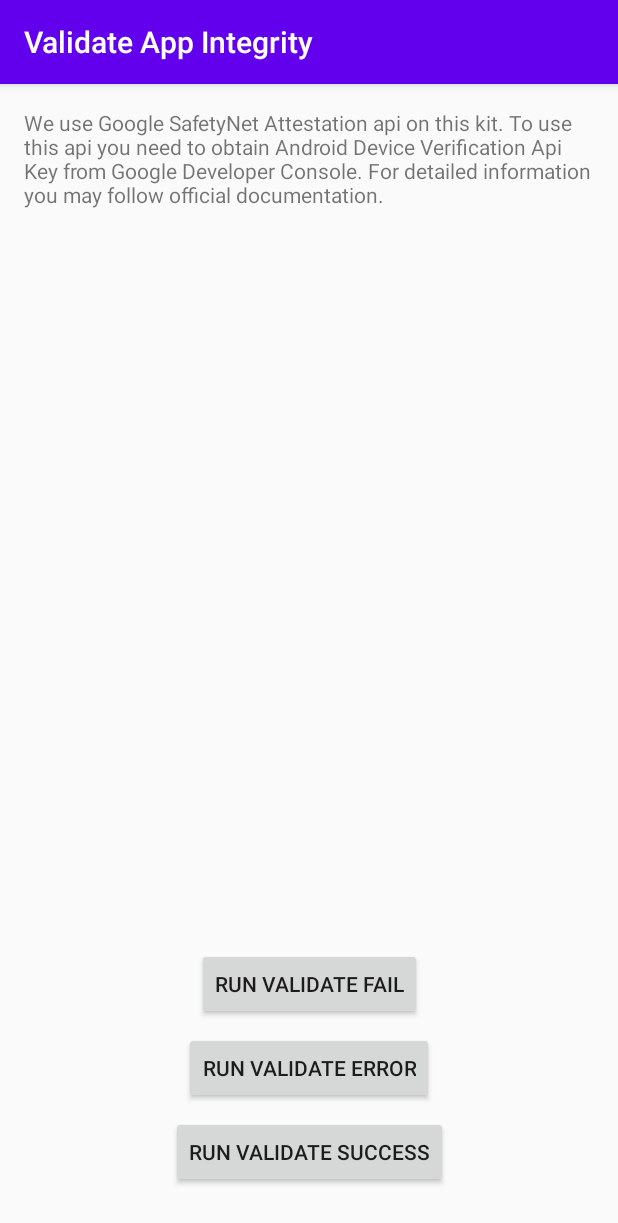
After one commit to mobven/MMBKitSampleAndroid, an Android app: the ValidateAppIntegrityActivity screen opened directly, with no data from a screen before it, on a phone screen of 412 x 824 dp. The commit adds this screen. Shown: the top 1223 px of the screen. Run offline under Robolectric (Android 15) with nearby library versions, the light colour scheme and no system bars; libraries missing offline, so code that uses them is left out: com.mobven.appsecurity; 1 statement that could not run was skipped.

Commit message:
App integrity test ui.

```diff
--- a/app/build.gradle
+++ b/app/build.gradle
@@ -42,6 +42,10 @@ dependencies {
     implementation 'androidx.constraintlayout:constraintlayout:1.1.3'
     implementation 'androidx.recyclerview:recyclerview:1.1.0'
 
+    implementation 'com.google.http-client:google-http-client-jackson2:1.22.0'
+
+    // Apache HttpClient is used to verify the hostname against the signed certificate in OfflineVerify.
+
     implementation group: "com.mobven.framework", name: "core", version: "0.0.104-SNAPSHOT", changing: true
     implementation group: "com.mobven.framework", name: "appsecurity", version: "0.0.105-SNAPSHOT", changing: true
     implementation group: "com.mobven.framework", name: "accountsecurity", version: "0.0.104-SNAPSHOT", changing: true
--- a/app/src/main/AndroidManifest.xml
+++ b/app/src/main/AndroidManifest.xml
@@ -10,6 +10,8 @@
         android:roundIcon="@mipmap/ic_launcher_round"
         android:supportsRtl="true"
         android:theme="@style/AppTheme">
+        <activity android:name=".appsecurity.tamperprotection.ValidateAppIntegrityActivity"
+            android:label="Validate App Integrity"/>
         <activity android:name=".menu.MenuActivity">
             <intent-filter>
                 <action android:name="android.intent.action.MAIN" />
--- /dev/null
+++ b/app/src/main/java/com/mobven/mmbkittester/appsecurity/tamperprotection/AppIntegrityModel.kt
@@ -0,0 +1,6 @@
+package com.mobven.mmbkittester.appsecurity.tamperprotection
+
+data class AppIntegrityModel(
+    val log: String,
+    val status: Int
+)
--- a/app/src/main/java/com/mobven/mmbkittester/menu/MenuActivity.kt
+++ b/app/src/main/java/com/mobven/mmbkittester/menu/MenuActivity.kt
@@ -11,6 +11,7 @@ import com.mobven.mmbkittester.appsecurity.screenrecord.ScreenRecordSettingActiv
 import com.mobven.mmbkittester.appsecurity.screenrecord.ScreenRecordTestActivity
 import com.mobven.mmbkittester.appsecurity.securetext.SecureTextActivity
 import com.mobven.mmbkittester.appsecurity.snapshot.SnapshotSettingActivity
+import com.mobven.mmbkittester.appsecurity.tamperprotection.ValidateAppIntegrityActivity
 
 class MenuActivity : AppCompatActivity() {
 
@@ -24,7 +25,7 @@ class MenuActivity : AppCompatActivity() {
                 MenuItem("PassCode Detection"),
                 MenuItem("Secure Store"),
                 MenuItem("Force Update"),
-                MenuItem("Validate App Integrity"),
+                MenuItem("Validate App Integrity", redirectClass = ValidateAppIntegrityActivity::class.java),
                 MenuItem("Market Check")
             )
         ),
--- /dev/null
+++ b/app/src/main/res/layout/activity_validate_app_integrity.xml
@@ -0,0 +1,55 @@
+<?xml version="1.0" encoding="utf-8"?>
+<androidx.constraintlayout.widget.ConstraintLayout xmlns:android="http://schemas.android.com/apk/res/android"
+    xmlns:tools="http://schemas.android.com/tools"
+    android:id="@+id/root"
+    android:layout_width="match_parent"
+    android:layout_height="match_parent"
+    xmlns:app="http://schemas.android.com/apk/res-auto"
+    android:padding="16dp"
+    tools:context=".appsecurity.tamperprotection.ValidateAppIntegrityActivity">
+
+    <TextView
+        android:id="@+id/doc_validate_app_integrity"
+        android:layout_width="match_parent"
+        android:layout_height="wrap_content"
+        app:layout_constraintTop_toTopOf="parent"
+        android:text="@string/doc_validate_app_integrity"/>
+
+    <TextView
+        android:id="@+id/log_validate_app_integrity"
+        android:layout_width="match_parent"
+        android:layout_height="wrap_content"
+        android:layout_marginBottom="32dp"
+        app:layout_constraintBottom_toTopOf="@id/btn_run_fail" />
+
+    <Button
+        android:id="@+id/btn_run_success"
+        android:layout_width="wrap_content"
+        android:layout_height="wrap_content"
+        android:layout_marginBottom="16dp"
+        android:text="Run Validate Success"
+        app:layout_constraintBottom_toBottomOf="parent"
+        app:layout_constraintEnd_toEndOf="parent"
+        app:layout_constraintStart_toStartOf="parent" />
+
+    <Button
+        android:id="@+id/btn_run_problem"
+        android:layout_width="wrap_content"
+        android:layout_height="wrap_content"
+        android:layout_marginBottom="8dp"
+        android:text="Run Validate Error"
+        app:layout_constraintBottom_toTopOf="@+id/btn_run_success"
+        app:layout_constraintEnd_toEndOf="parent"
+        app:layout_constraintStart_toStartOf="parent" />
+
+    <Button
+        android:id="@+id/btn_run_fail"
+        android:layout_width="wrap_content"
+        android:layout_height="wrap_content"
+        android:layout_marginBottom="8dp"
+        android:text="Run Validate Fail"
+        app:layout_constraintBottom_toTopOf="@+id/btn_run_problem"
+        app:layout_constraintEnd_toEndOf="parent"
+        app:layout_constraintStart_toStartOf="parent" />
+
+</androidx.constraintlayout.widget.ConstraintLayout>
--- a/app/src/main/res/values/colors.xml
+++ b/app/src/main/res/values/colors.xml
@@ -3,4 +3,9 @@
     <color name="colorPrimary">#6200EE</color>
     <color name="colorPrimaryDark">#3700B3</color>
     <color name="colorAccent">#03DAC5</color>
+
+
+    <color name="pass">#8BC34A</color>
+    <color name="fail">#FF5252</color>
+    <color name="problem">#0097A7</color>
 </resources>
--- a/app/src/main/res/values/strings.xml
+++ b/app/src/main/res/values/strings.xml
@@ -1,3 +1,6 @@
 <resources>
     <string name="app_name">MMBKitTester</string>
+    <string name="doc_validate_app_integrity">
+        We use Google SafetyNet Attestation api on this kit. To use this api you need to obtain Android Device Verification Api Key from Google Developer Console. For detailed information you may follow official documentation.
+    </string>
 </resources>
```
Also changed, not shown: app/src/main/java/com/mobven/mmbkittester/appsecurity/tamperprotection/AttestationStatement.java (added, +85 -0 lines), app/src/main/java/com/mobven/mmbkittester/appsecurity/tamperprotection/OfflineVerify.java (added, +110 -0 lines), app/src/main/java/com/mobven/mmbkittester/appsecurity/tamperprotection/ValidateAppIntegrityActivity.kt (added, +60 -0 lines), build.gradle (+5 -2 lines).
